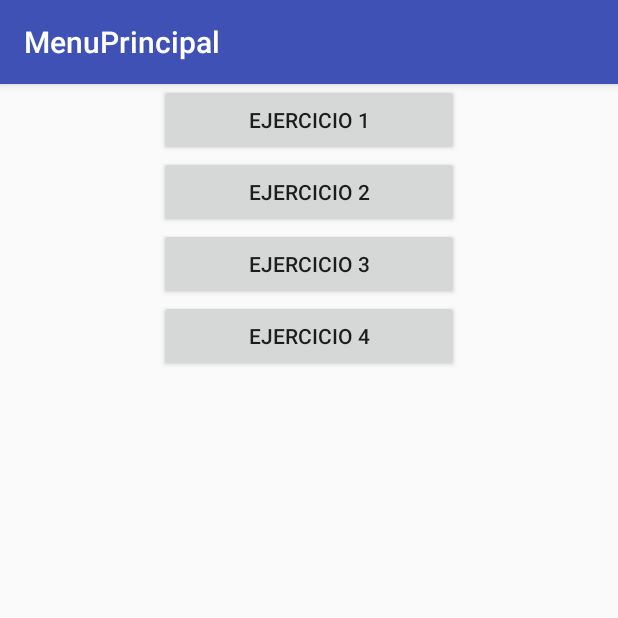
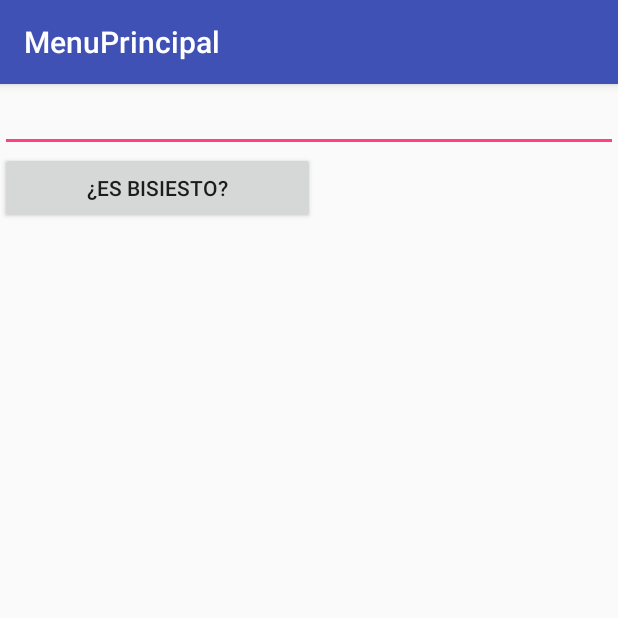
Before and after one commit to Codificat0r/MenuPaco, an Android app: the EsBisiestoActivity screen opened directly, with no data from a screen before it, on a phone screen of 412 x 824 dp, the top half of it. Run offline under Robolectric (Android 15) with nearby library versions, the phone set to English and light mode, and no system bars.

Commit message:
Arreglo errores

```diff
--- a/app/src/main/java/com/example/menuprincipal/ContadorCafesActivity.java
+++ b/app/src/main/java/com/example/menuprincipal/ContadorCafesActivity.java
@@ -75,7 +75,7 @@ public class ContadorCafesActivity extends AppCompatActivity implements View.OnC
                 public void onTick(long millisUntilFinished) {
                     minutos = (millisUntilFinished / 1000) / 60;
                     segundos = (millisUntilFinished / 1000) % 60;
-                    txtTiempo.setText(Integer.toString(Math.round((float) minutos)) + ":" + Integer.toString(Math.round((float) segundos)));
+                    txtTiempo.setText(Integer.toString(Math.round((float) minutos)) + ":" + String.format("%02d", Math.round((float) segundos)));
                 }
 
                 @Override
--- a/app/src/main/java/com/example/menuprincipal/EsBisiestoActivity.java
+++ b/app/src/main/java/com/example/menuprincipal/EsBisiestoActivity.java
@@ -16,7 +16,7 @@ public class EsBisiestoActivity extends AppCompatActivity implements View.OnClic
     @Override
     protected void onCreate(Bundle savedInstanceState) {
         super.onCreate(savedInstanceState);
-        setContentView(R.layout.activity_main);
+        setContentView(R.layout.activity_es_bisiesto);
 
         edtAnio = (EditText)findViewById(R.id.edtAnio);
         btnComprobar = (Button)findViewById(R.id.btnComprobar);
```
